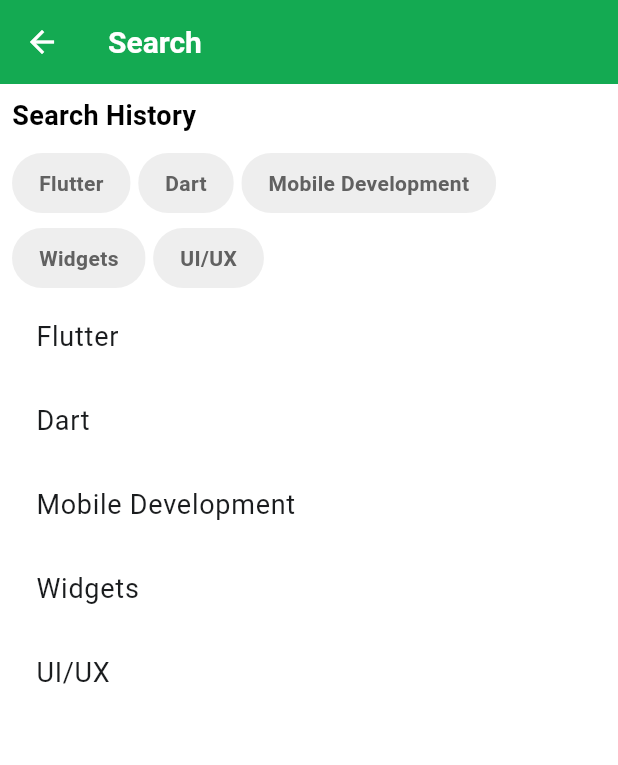
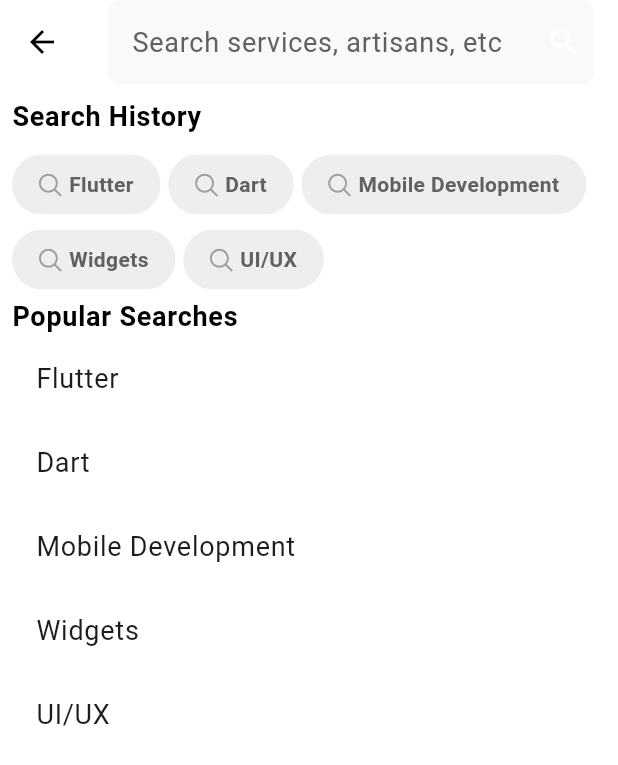
Before and after one commit to Awesomewsdm/service_masters, a Flutter app: the SearchScreen screen opened directly, on a phone screen of 412 x 824 dp. Shown: the top 765 px of the screen. Run offline on Flutter 3.47's test engine with Material 3 defaults, Android fonts, the phone set to English and light mode, and no system bars; our stand-ins replace bloc, chat_bubbles, cloud_firestore, equatable, firebase_auth, firebase_core and 13 more; missing offline and left inert: agora_rtc_engine, flutter_google_maps_webservices; accounts and stored records are empty.

Commit message:
Update search functionality in booking and complaint screens

```diff
--- a/lib/search_providers/view/search_screen.dart
+++ b/lib/search_providers/view/search_screen.dart
@@ -16,21 +16,48 @@ class SearchScreen extends StatelessWidget {
 
     return Scaffold(
       appBar: AppBar(
-        title: const Text("Search"),
+        backgroundColor: Colors.white,
+        leading: IconButton(
+          icon: const Icon(
+            Icons.arrow_back,
+            color: Colors.black,
+          ),
+          onPressed: () {
+            Navigator.of(context).pop();
+          },
+        ),
+        title: SearchBar(
+          onTap: () {},
+          elevation: const MaterialStatePropertyAll(0),
+          hintText: "Search services, artisans, etc",
+          hintStyle: MaterialStatePropertyAll(
+            context.textTheme.bodyLarge!.copyWith(
+              color: Colors.grey[700],
+            ),
+          ),
+          shape: MaterialStateProperty.all<RoundedRectangleBorder>(
+            RoundedRectangleBorder(
+              borderRadius: BorderRadius.circular(8),
+            ),
+          ),
+          trailing: const [
+            Icon(Icons.search),
+          ],
+        ),
+        elevation: 0,
       ),
       body: Padding(
         padding: const EdgeInsets.all(8.0),
         child: Column(
           crossAxisAlignment: CrossAxisAlignment.start,
           children: [
-            const Text(
+            Text(
               "Search History",
-              style: TextStyle(
-                fontSize: 18,
+              style: context.textTheme.bodyLarge!.copyWith(
                 fontWeight: FontWeight.bold,
               ),
             ),
-            const SizedBox(height: 8),
+            const Gap(8),
             SizedBox(
               child: Wrap(
                 spacing: 5.0,
@@ -38,12 +65,23 @@ class SearchScreen extends StatelessWidget {
                 children: List.generate(
                   searchHistory.length,
                   (index) => Chip(
-                    label: Text(
-                      searchHistory[index % searchHistory.length],
-                      style: context.textTheme.bodyMedium!.copyWith(
-                        color: Colors.grey[700],
-                        fontWeight: FontWeight.bold,
-                      ),
+                    label: Row(
+                      mainAxisSize: MainAxisSize.min,
+                      children: [
+                        const Icon(
+                          CustomIcons.search,
+                          size: 15,
+                          color: Colors.grey,
+                        ),
+                        const Gap(5),
+                        Text(
+                          searchHistory[index % searchHistory.length],
+                          style: context.textTheme.bodyMedium!.copyWith(
+                            color: Colors.grey[700],
+                            fontWeight: FontWeight.bold,
+                          ),
+                        ),
+                      ],
                     ),
                     backgroundColor: Colors.grey[200],
                     shape: RoundedRectangleBorder(
@@ -53,6 +91,12 @@ class SearchScreen extends StatelessWidget {
                     padding: const EdgeInsets.all(10),
                   ),
                 ),
+              ),
+            ),
+            Text(
+              "Popular Searches",
+              style: context.textTheme.bodyLarge!.copyWith(
+                fontWeight: FontWeight.bold,
               ),
             ),
             Expanded(
```
Also changed, not shown: lib/bookings/view/booked_services_screen.dart (+13 -4 lines), lib/lodge_complaint/view/lodge_complaint_screen.dart (+13 -16 lines).
